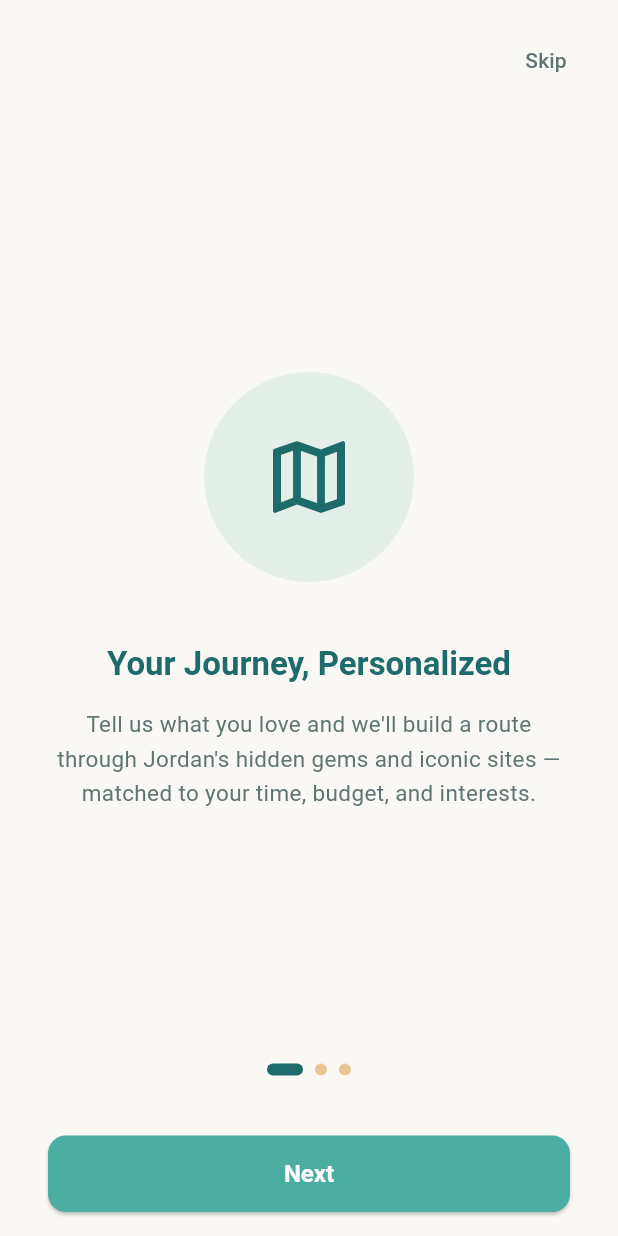
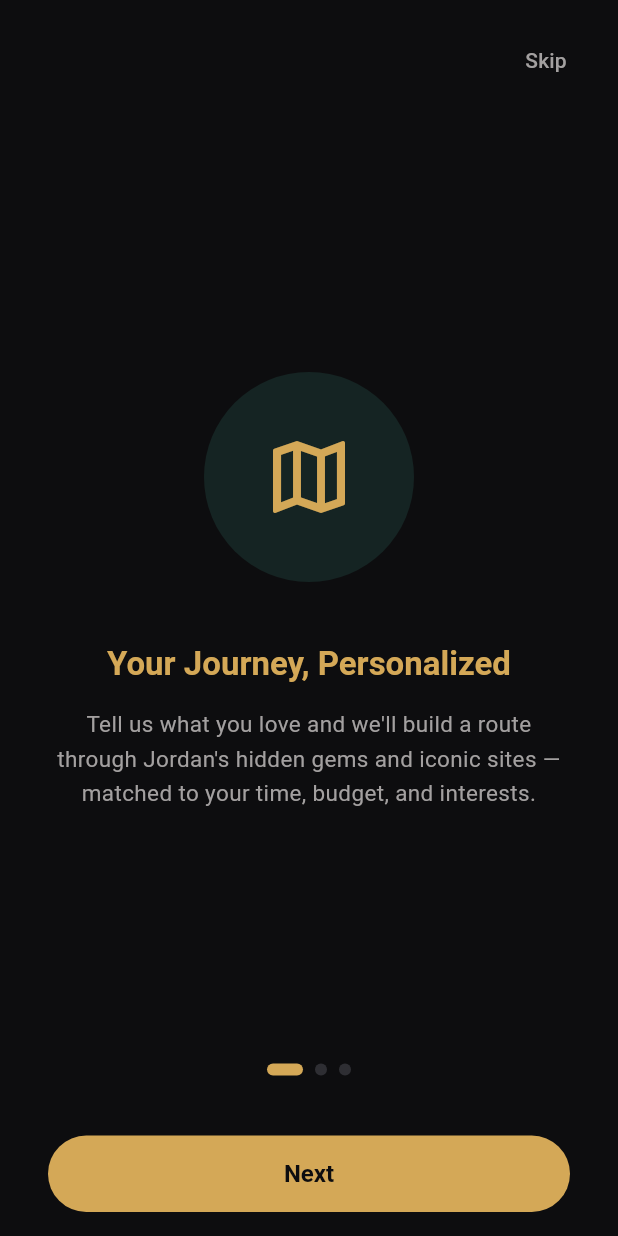
Before and after one commit to heshamYehya19/Hikaya-JO, a Flutter app: the screen it shows after launch, on a phone screen of 412 x 824 dp. Run offline on Flutter 3.47's test engine with Material 3 defaults, Android fonts, the phone set to English and light mode, and no system bars; our stand-ins replace cloud_firestore, connectivity_plus, firebase_auth, firebase_core, firebase_storage, flutter_dotenv and 9 more; accounts and stored records are empty.

Commit message:
UI enhanced (colors, theme)

```diff
--- a/lib/core/theme/app_theme.dart
+++ b/lib/core/theme/app_theme.dart
@@ -5,32 +5,79 @@ import 'typography.dart';
 class AppTheme {
   AppTheme._();
 
-  static ThemeData get lightTheme {
+  static ThemeData get darkTheme {
     return ThemeData(
       useMaterial3: true,
+      brightness: Brightness.dark,
       scaffoldBackgroundColor: AppColors.background,
       colorScheme: ColorScheme.fromSeed(
+        brightness: Brightness.dark,
         seedColor: AppColors.deepTeal,
         primary: AppColors.deepTeal,
         secondary: AppColors.teal,
         tertiary: AppColors.duneGold,
         surface: AppColors.surface,
         error: AppColors.error,
+        onPrimary: AppColors.background,
+        onSurface: AppColors.textPrimary,
       ),
       appBarTheme: const AppBarTheme(
-        backgroundColor: AppColors.deepTeal,
-        foregroundColor: Colors.white,
+        backgroundColor: Colors.transparent,
+        foregroundColor: AppColors.textPrimary,
         elevation: 0,
         centerTitle: true,
       ),
       elevatedButtonTheme: ElevatedButtonThemeData(
         style: ElevatedButton.styleFrom(
-          backgroundColor: AppColors.teal,
-          foregroundColor: Colors.white,
+          backgroundColor: AppColors.deepTeal, // gold
+          foregroundColor: AppColors.background, // dark text
           padding: const EdgeInsets.symmetric(vertical: 16, horizontal: 24),
-          shape: RoundedRectangleBorder(borderRadius: BorderRadius.circular(12)),
+          shape: RoundedRectangleBorder(borderRadius: BorderRadius.circular(28)),
           textStyle: AppTypography.button,
+          elevation: 0,
         ),
+      ),
+      cardTheme: CardThemeData(
+        color: AppColors.surface,
+        elevation: 0,
+        shape: RoundedRectangleBorder(
+          borderRadius: BorderRadius.circular(18),
+          side: BorderSide(color: AppColors.duneLight, width: 1),
+        ),
+      ),
+      chipTheme: ChipThemeData(
+        backgroundColor: AppColors.surfaceElevated,
+        selectedColor: AppColors.deepTeal,
+        labelStyle: const TextStyle(color: AppColors.textSecondary, fontSize: 12),
+        shape: RoundedRectangleBorder(
+          borderRadius: BorderRadius.circular(20),
+          side: BorderSide(color: AppColors.duneLight),
+        ),
+      ),
+      bottomNavigationBarTheme: BottomNavigationBarThemeData(
+        backgroundColor: AppColors.surface,
+        selectedItemColor: AppColors.deepTeal,
+        unselectedItemColor: AppColors.textSecondary,
+        type: BottomNavigationBarType.fixed,
+        elevation: 0,
+      ),
+      dividerTheme: const DividerThemeData(color: AppColors.duneLight, thickness: 1),
+      inputDecorationTheme: InputDecorationTheme(
+        filled: true,
+        fillColor: AppColors.surfaceElevated,
+        border: OutlineInputBorder(
+          borderRadius: BorderRadius.circular(14),
+          borderSide: BorderSide(color: AppColors.duneLight),
+        ),
+        enabledBorder: OutlineInputBorder(
+          borderRadius: BorderRadius.circular(14),
+          borderSide: BorderSide(color: AppColors.duneLight),
+        ),
+        focusedBorder: OutlineInputBorder(
+          borderRadius: BorderRadius.circular(14),
+          borderSide: const BorderSide(color: AppColors.deepTeal, width: 1.5),
+        ),
+        hintStyle: const TextStyle(color: AppColors.textSecondary),
       ),
       textTheme: const TextTheme(
         headlineLarge: AppTypography.headline1,
--- a/lib/core/theme/colors.dart
+++ b/lib/core/theme/colors.dart
@@ -3,22 +3,29 @@ import 'package:flutter/material.dart';
 class AppColors {
   AppColors._();
 
-  // Pulled directly from the Hikaya JO logo
-  static const Color skyBlue = Color(0xFF89BEE0);      // sky / sun backdrop
-  static const Color duneGold = Color(0xFFD9A866);      // Petra facade / desert dunes
-  static const Color duneLight = Color(0xFFE8C793);     // lighter sand gradient
-  static const Color teal = Color(0xFF4CAEA3);          // path & speech-bubble accent (JO wordmark)
-  static const Color deepTeal = Color(0xFF1D6B6A);      // "Hikaya" wordmark — primary brand color
-  static const Color amberStar = Color(0xFFD9A441);     // star accent
+  // -- Redesign (dark + gold) --
+  // NOTE: names kept identical to the old palette on purpose — every screen
+  // that already writes `AppColors.deepTeal`, `AppColors.teal`, etc. now
+  // picks up the new look with zero changes to that screen's file.
 
-  // Neutrals (supporting the logo palette)
-  static const Color background = Color(0xFFFAF8F4);
-  static const Color surface = Color(0xFFFFFFFF);
-  static const Color textPrimary = Color(0xFF223838);
-  static const Color textSecondary = Color(0xFF5F7574);
+  static const Color skyBlue = Color(0xFF89BEE0);       // unused in new design, kept for compat
+  static const Color duneGold = Color(0xFFE8C787);       // secondary gold (icons, coin/star accents)
+  static const Color duneLight = Color(0xFF2E2E33);      // was a light border — now dark-mode border
+  static const Color teal = Color(0xFF4CC9B0);           // success / "done" / in-range accent
+  static const Color deepTeal = Color(0xFFD4A857);       // was brand-primary teal — now brand-primary gold
+  static const Color amberStar = Color(0xFFD4A857);      // star accent — matches primary gold
+
+  // Neutrals — now dark surface instead of light
+  static const Color background = Color(0xFF0D0D0F);
+  static const Color surface = Color(0xFF17171A);
+  static const Color textPrimary = Color(0xFFF5F1E8);
+  static const Color textSecondary = Color(0xFFA3A0A0);
 
   // Semantic
-  static const Color success = Color(0xFF4CAEA3);
-  static const Color error = Color(0xFFC0604A);
-  static const Color warning = Color(0xFFD9A441);
+  static const Color success = Color(0xFF4CC9B0);
+  static const Color error = Color(0xFFE0645B);
+  static const Color warning = Color(0xFFD4A857);
+
+  // New tokens used only by the redesign's card gradients / elevated surfaces
+  static const Color surfaceElevated = Color(0xFF1F1F23);
 }
--- a/lib/core/theme/typography.dart
+++ b/lib/core/theme/typography.dart
@@ -29,6 +29,6 @@ class AppTypography {
   static const TextStyle button = TextStyle(
     fontSize: 16,
     fontWeight: FontWeight.w600,
-    color: Colors.white,
+    color: AppColors.background, // dark text on gold buttons
   );
 }
--- a/lib/features/business_directory/business_detail_screen.dart
+++ b/lib/features/business_directory/business_detail_screen.dart
@@ -79,7 +79,7 @@ class _BusinessDetailScreenState extends State<BusinessDetailScreen> {
                   child: ElevatedButton(
                     onPressed: _isRedeeming ? null : _redeem,
                     child: _isRedeeming
-                        ? const SizedBox(height: 20, width: 20, child: CircularProgressIndicator(color: Colors.white, strokeWidth: 2))
+                        ? const SizedBox(height: 20, width: 20, child: CircularProgressIndicator(color: AppColors.background, strokeWidth: 2))
                         : const Text('Redeem with Coins'),
                   ),
                 ),
--- a/lib/features/hikaya_hunt/challenge_detail_screen.dart
+++ b/lib/features/hikaya_hunt/challenge_detail_screen.dart
@@ -101,7 +101,7 @@ class _ChallengeDetailScreenState extends State<ChallengeDetailScreen> {
                 child: ElevatedButton(
                   onPressed: _isChecking ? null : _checkLocation,
                   child: _isChecking
-                      ? const SizedBox(height: 20, width: 20, child: CircularProgressIndicator(color: Colors.white, strokeWidth: 2))
+                      ? const SizedBox(height: 20, width: 20, child: CircularProgressIndicator(color: AppColors.background, strokeWidth: 2))
                       : const Text('Check My Location'),
                 ),
               ),
--- a/lib/features/hikaya_hunt/geofence_test_screen.dart
+++ b/lib/features/hikaya_hunt/geofence_test_screen.dart
@@ -76,7 +76,7 @@ class _GeofenceTestScreenState extends State<GeofenceTestScreen> {
               const SizedBox(height: 32),
               ElevatedButton(
                 onPressed: _isChecking ? null : _checkGeofence,
-                child: _isChecking ? const CircularProgressIndicator(color: Colors.white) : const Text('Check My Location'),
+                child: _isChecking ? const CircularProgressIndicator(color: AppColors.background) : const Text('Check My Location'),
               ),
             ],
           ),
--- a/lib/features/hikaya_hunt/rewards_badges_screen.dart
+++ b/lib/features/hikaya_hunt/rewards_badges_screen.dart
@@ -38,10 +38,10 @@ class RewardsBadgesScreen extends StatelessWidget {
                     ),
                     child: Column(
                       children: [
-                        Icon(Icons.monetization_on_outlined, color: AppColors.duneGold, size: 36),
+                        Icon(Icons.monetization_on_outlined, color: AppColors.background, size: 36),
                         const SizedBox(height: 8),
-                        Text('$coins', style: const TextStyle(color: Colors.white, fontSize: 32, fontWeight: FontWeight.bold)),
-                        const Text('Coins Earned', style: TextStyle(color: Colors.white70)),
+                        Text('$coins', style: const TextStyle(color: AppColors.background, fontSize: 32, fontWeight: FontWeight.bold)),
+                        Text('Coins Earned', style: TextStyle(color: AppColors.background.withOpacity(0.7))),
                       ],
                     ),
                   ),
--- a/lib/features/journey_planner/itinerary_screen.dart
+++ b/lib/features/journey_planner/itinerary_screen.dart
@@ -91,7 +91,7 @@ class ItineraryScreen extends ConsumerWidget {
                               CircleAvatar(
                                 radius: 14,
                                 backgroundColor: AppColors.deepTeal,
-                                child: Text('${index + 1}', style: const TextStyle(color: Colors.white, fontSize: 12)),
+                                child: Text('${index + 1}', style: const TextStyle(color: AppColors.background, fontSize: 12, fontWeight: FontWeight.bold)),
                               ),
                             ],
                           ),
--- a/lib/features/journey_planner/journey_planner_input_screen.dart
+++ b/lib/features/journey_planner/journey_planner_input_screen.dart
@@ -118,7 +118,7 @@ class _JourneyPlannerInputScreenState extends ConsumerState<JourneyPlannerInputS
                 child: ElevatedButton(
                   onPressed: _isGenerating ? null : _generate,
                   child: _isGenerating
-                      ? const SizedBox(height: 20, width: 20, child: CircularProgressIndicator(color: Colors.white, strokeWidth: 2))
+                      ? const SizedBox(height: 20, width: 20, child: CircularProgressIndicator(color: AppColors.background, strokeWidth: 2))
                       : const Text('Generate My Journey'),
                 ),
               ),
--- a/lib/features/journey_planner/seed_screen.dart
+++ b/lib/features/journey_planner/seed_screen.dart
@@ -47,7 +47,7 @@ class _SeedScreenState extends State<SeedScreen> {
               ElevatedButton(
                 onPressed: _isSeeding ? null : _runSeed,
                 child: _isSeeding
-                    ? const CircularProgressIndicator(color: Colors.white)
+                    ? const CircularProgressIndicator(color: AppColors.background)
                     : const Text('Seed Firestore Now'),
               ),
             ],
--- a/lib/features/profile/profile_screen.dart
+++ b/lib/features/profile/profile_screen.dart
@@ -100,7 +100,7 @@ class _ProfileScreenState extends ConsumerState<ProfileScreen> {
                         backgroundColor: AppColors.deepTeal,
                         child: Text(
                           name.isNotEmpty ? name[0].toUpperCase() : '?',
-                          style: const TextStyle(color: Colors.white, fontSize: 24, fontWeight: FontWeight.bold),
+                          style: const TextStyle(color: AppColors.background, fontSize: 24, fontWeight: FontWeight.bold),
                         ),
                       ),
                       const SizedBox(width: 16),
--- a/lib/main.dart
+++ b/lib/main.dart
@@ -24,7 +24,7 @@ class HikayaJoApp extends StatelessWidget {
   Widget build(BuildContext context) {
     return MaterialApp.router(
       title: 'Hikaya JO',
-      theme: AppTheme.lightTheme,
+      theme: AppTheme.darkTheme,
       routerConfig: appRouter,
       debugShowCheckedModeBanner: false,
     );
```
Also changed, not shown: lib/features/hikaya_hunt/camera_capture_screen.dart (+13 -6 lines).
